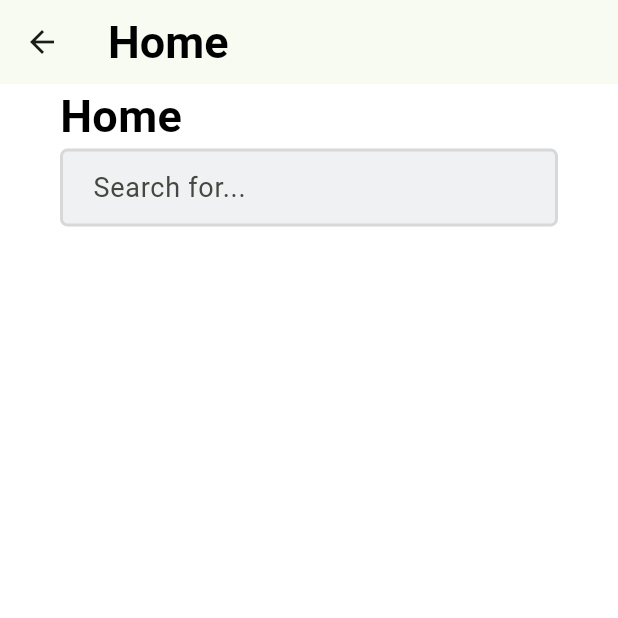
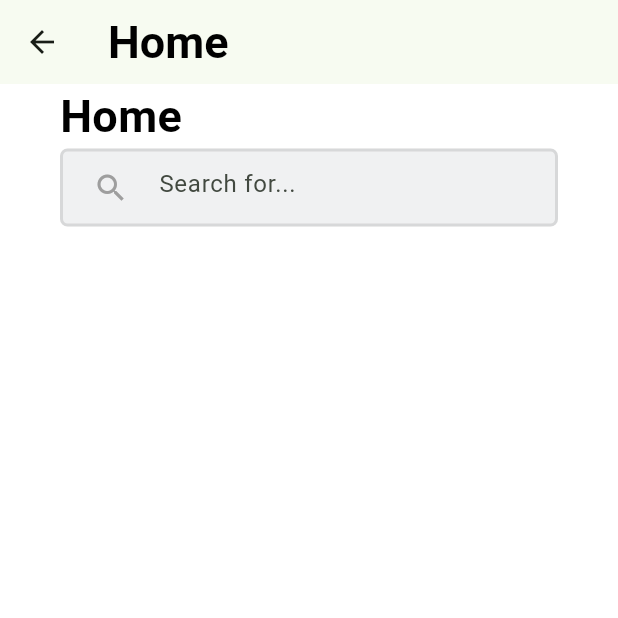
Before and after one commit to XerrBee/MacquarieDemoMVP, a Flutter app: the HomePage screen opened by its route, on a phone screen of 412 x 824 dp, the top half of it. Run offline on Flutter 3.47's test engine with Material 3 defaults, Android fonts, the phone set to English and light mode, and no system bars.

Commit message:
Added magnifying glass to the search bar in Home Page

```diff
--- a/lib/components/home_screen.dart
+++ b/lib/components/home_screen.dart
@@ -35,20 +35,29 @@ class HomePage extends StatelessWidget {
                   width: 343,
                   height: 52,
                   decoration: BoxDecoration(
-                    color: const Color(0xFFF0F1F2),
+                    color: Color(0xFFF0F1F2), // Background color
                     borderRadius: BorderRadius.circular(5),
                     border: Border.all(color: Colors.grey.withOpacity(0.3), width: 2),
                   ),
+                  child: Row(
+                    children: [
+                      SizedBox(width: 20), // Adjust the width as needed for spacing between the icon and text field
+                      Icon(Icons.search, color: Colors.grey), // Magnifying glass icon
+                      SizedBox(width: 10), // Adjust the width as needed for spacing between the icon and text field
+                      Expanded(
                         child: TextFormField(
-                    decoration: const InputDecoration(
+                          decoration: InputDecoration(
                             hintText: 'Search for...',
-                      contentPadding: EdgeInsets.symmetric(horizontal: 20),
+                            contentPadding: EdgeInsets.only(left: 10, top: 14, bottom: 14), // Adjust padding to vertically center text
                             border: InputBorder.none,
                           ),
-                    style: const TextStyle(
-                      fontSize: 18.0,
+                          style: TextStyle(
+                            fontSize: 16.0,
                             color: Colors.black,
                           ),
+                        ),
+                      ),
+                    ],
                   ),
                 ),
               ),
```
Lines whose indentation alone changed are shown as unchanged.
